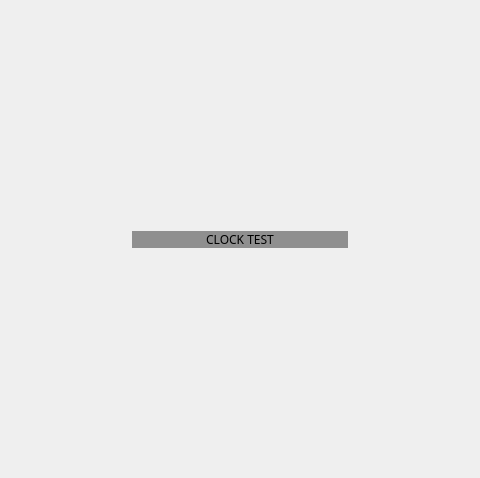
spencerdee/clockqt, file src/ClockPage/clockpage.ui: the form before one commit; both pictures show x 94 to 574 and y 0 to 478 of the 794 by 478 pixel window.
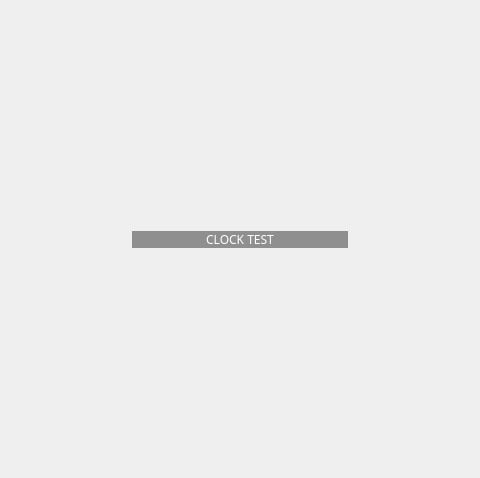
The form after the commit.

```diff
--- a/src/ClockPage/clockpage.ui
+++ b/src/ClockPage/clockpage.ui
@@ -63,7 +63,8 @@
             </font>
            </property>
            <property name="styleSheet">
-            <string notr="true">background-color: rgba(0,0,0,40%)</string>
+            <string notr="true">background-color: rgba(0,0,0,40%);
+color: rgb(255, 255, 255);</string>
            </property>
            <property name="text">
             <string>CLOCK TEST</string>
```
